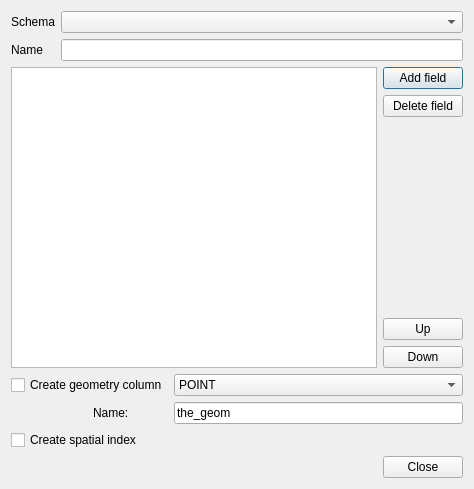
Before: the Qt Designer form ui/DlgCreateTable.ui in wonder-sk/postgis_manager, drawn with Qt 5.
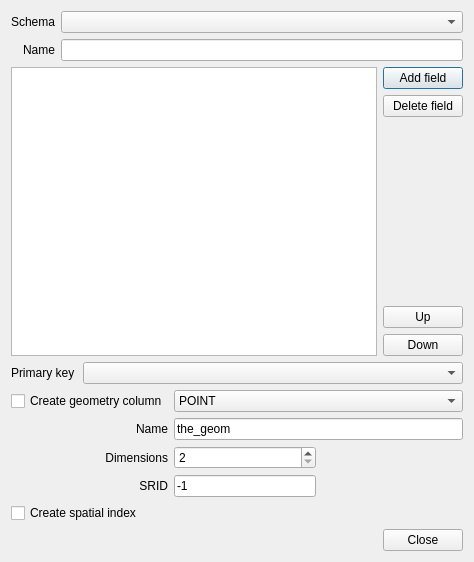
After: the same form once the commit is applied.

Commit message: Improved creation of tables: - moving fields up/down - setting primary key - dimension, srid for geom. column

```diff
--- a/ui/DlgCreateTable.ui
+++ b/ui/DlgCreateTable.ui
@@ -6,7 +6,7 @@
     <x>0</x>
     <y>0</y>
     <width>474</width>
-    <height>489</height>
+    <height>562</height>
    </rect>
   </property>
   <property name="windowTitle" >
@@ -30,6 +30,9 @@
        <property name="text" >
         <string>Name</string>
        </property>
+       <property name="alignment" >
+        <set>Qt::AlignRight|Qt::AlignTrailing|Qt::AlignVCenter</set>
+       </property>
       </widget>
      </item>
      <item row="1" column="2" >
@@ -90,6 +93,30 @@
     </layout>
    </item>
    <item row="2" column="0" colspan="2" >
+    <layout class="QHBoxLayout" >
+     <property name="spacing" >
+      <number>8</number>
+     </property>
+     <item>
+      <widget class="QLabel" name="label_4" >
+       <property name="text" >
+        <string>Primary key</string>
+       </property>
+      </widget>
+     </item>
+     <item>
+      <widget class="QComboBox" name="cboPrimaryKey" >
+       <property name="sizePolicy" >
+        <sizepolicy vsizetype="Fixed" hsizetype="MinimumExpanding" >
+         <horstretch>0</horstretch>
+         <verstretch>0</verstretch>
+        </sizepolicy>
+       </property>
+      </widget>
+     </item>
+    </layout>
+   </item>
+   <item row="3" column="0" colspan="2" >
     <layout class="QGridLayout" >
      <item row="0" column="0" colspan="2" >
       <widget class="QCheckBox" name="chkGeomColumn" >
@@ -98,7 +125,7 @@
        </property>
       </widget>
      </item>
-     <item row="0" column="2" >
+     <item row="0" column="2" colspan="2" >
       <widget class="QComboBox" name="cboGeomType" >
        <item>
         <property name="text" >
@@ -137,7 +164,7 @@
        </item>
       </widget>
      </item>
-     <item row="1" column="0" >
+     <item rowspan="2" row="1" column="0" >
       <spacer>
        <property name="orientation" >
         <enum>Qt::Horizontal</enum>
@@ -148,7 +175,7 @@
        <property name="sizeHint" >
         <size>
          <width>40</width>
-         <height>20</height>
+         <height>41</height>
         </size>
        </property>
       </spacer>
@@ -156,18 +183,74 @@
      <item row="1" column="1" >
       <widget class="QLabel" name="label_2" >
        <property name="text" >
-        <string>Name:</string>
+        <string>Name</string>
+       </property>
+       <property name="alignment" >
+        <set>Qt::AlignRight|Qt::AlignTrailing|Qt::AlignVCenter</set>
        </property>
       </widget>
      </item>
-     <item row="1" column="2" >
+     <item row="1" column="2" colspan="2" >
       <widget class="QLineEdit" name="editGeomColumn" >
        <property name="text" >
         <string>the_geom</string>
        </property>
       </widget>
      </item>
-     <item row="2" column="0" colspan="3" >
+     <item row="2" column="1" >
+      <widget class="QLabel" name="label_5" >
+       <property name="text" >
+        <string>Dimensions</string>
+       </property>
+       <property name="alignment" >
+        <set>Qt::AlignRight|Qt::AlignTrailing|Qt::AlignVCenter</set>
+       </property>
+      </widget>
+     </item>
+     <item row="2" column="2" >
+      <widget class="QSpinBox" name="spinGeomDim" >
+       <property name="minimum" >
+        <number>2</number>
+       </property>
+       <property name="maximum" >
+        <number>4</number>
+       </property>
+      </widget>
+     </item>
+     <item rowspan="2" row="2" column="3" >
+      <spacer>
+       <property name="orientation" >
+        <enum>Qt::Horizontal</enum>
+       </property>
+       <property name="sizeHint" >
+        <size>
+         <width>50</width>
+         <height>51</height>
+        </size>
+       </property>
+      </spacer>
+     </item>
+     <item row="3" column="1" >
+      <widget class="QLabel" name="label_6" >
+       <property name="text" >
+        <string>SRID</string>
+       </property>
+       <property name="alignment" >
+        <set>Qt::AlignRight|Qt::AlignTrailing|Qt::AlignVCenter</set>
+       </property>
+      </widget>
+     </item>
+     <item row="3" column="2" >
+      <widget class="QLineEdit" name="editGeomSrid" >
+       <property name="inputMask" >
+        <string/>
+       </property>
+       <property name="text" >
+        <string>-1</string>
+       </property>
+      </widget>
+     </item>
+     <item row="4" column="0" colspan="4" >
       <widget class="QCheckBox" name="chkSpatialIndex" >
        <property name="text" >
         <string>Create spatial index</string>
@@ -176,7 +259,7 @@
      </item>
     </layout>
    </item>
-   <item row="3" column="0" colspan="2" >
+   <item row="4" column="0" colspan="2" >
     <widget class="QDialogButtonBox" name="buttonBox" >
      <property name="orientation" >
       <enum>Qt::Horizontal</enum>
```
Left out of the diff: 9 changed lines with no effect on the pictures. The commit also changes 1 other file.
